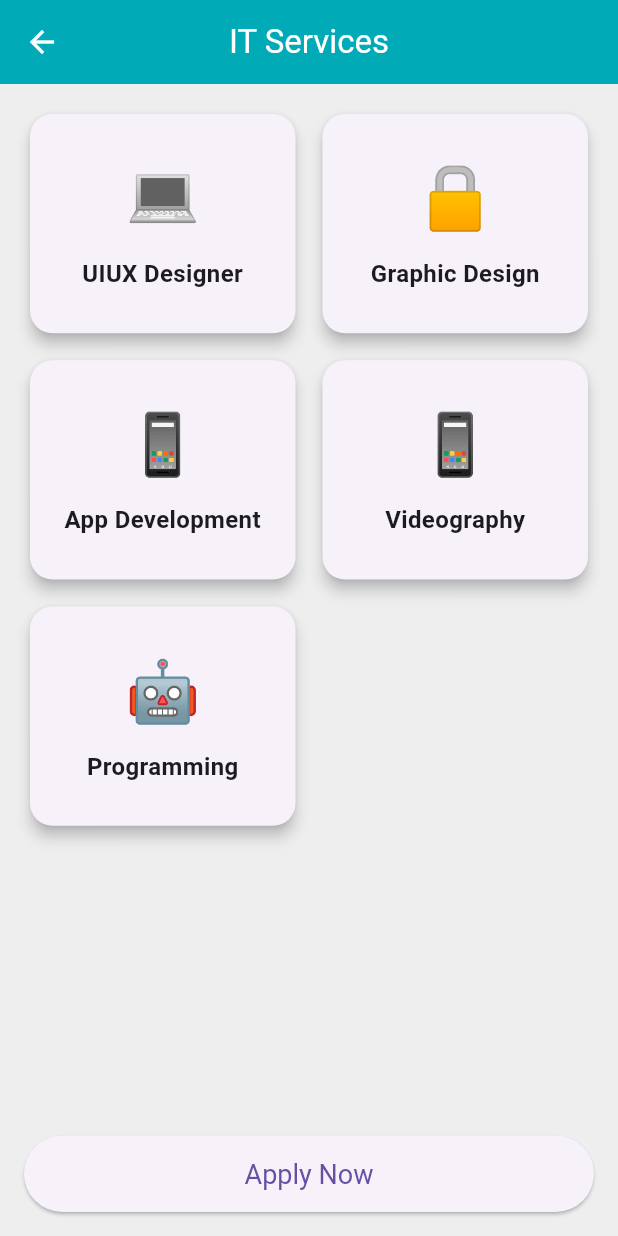
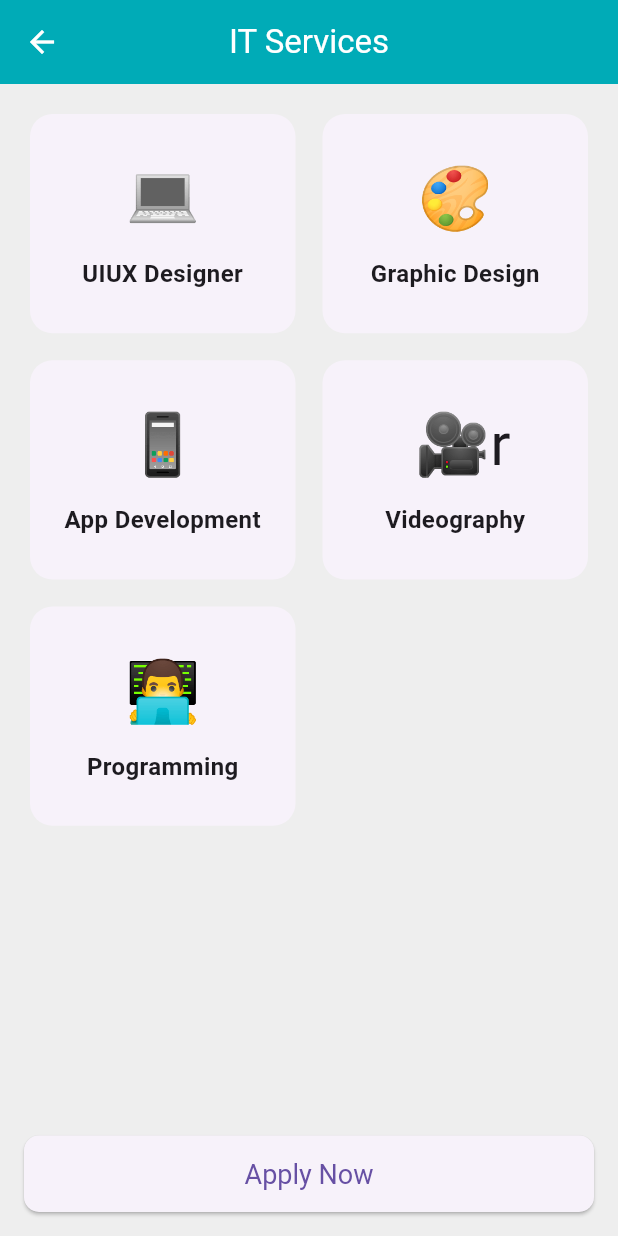
Before and after one commit to syam9/namecard, a Flutter app: the screen it shows after launch, after a tap on "IT Services", on a phone screen of 412 x 824 dp. Run offline on Flutter 3.47's test engine with Material 3 defaults, Android fonts, the phone set to English and light mode, and no system bars; our stand-ins replace animate_do, share_plus; missing offline and left inert: dart:html; network calls fail.

Commit message:
update 32

```diff
--- a/lib/drawer.dart
+++ b/lib/drawer.dart
@@ -28,7 +28,7 @@ class DrawerWidget extends StatelessWidget {
 
           ListTile(
             title: Text(
-              "Services",
+              "Past Projects",
               style: TextStyle(
                 fontSize: 18,
                 fontWeight: FontWeight.bold,
--- a/lib/pages/itservicesPage.dart
+++ b/lib/pages/itservicesPage.dart
@@ -3,10 +3,10 @@ import 'package:flutter/material.dart';
 class ITServicesPage extends StatelessWidget {
   final List<Map<String, String>> services = [
     {"title": "UIUX Designer", "icon": "💻"},
-    {"title": "Graphic Design", "icon": "🔒"},
+    {"title": "Graphic Design", "icon": "🎨"},
     {"title": "App Development", "icon": "📱"},
-    {"title": "Videography", "icon": "📱"},
-    {"title": "Programming", "icon": "🤖"},
+    {"title": "Videography", "icon": " 🎥r"},
+    {"title": "Programming", "icon": "👨‍💻"},
   ];
 
   void _applyNow(BuildContext context) {
@@ -39,7 +39,7 @@ class ITServicesPage extends StatelessWidget {
                   return Card(
                     shape: RoundedRectangleBorder(
                         borderRadius: BorderRadius.circular(15)),
-                    elevation: 4,
+                    elevation: 0,
                     child: InkWell(
                       onTap: () {
                         ScaffoldMessenger.of(context).showSnackBar(
@@ -75,6 +75,9 @@ class ITServicesPage extends StatelessWidget {
               child: ElevatedButton(
                 onPressed: () => _applyNow(context),
                 style: ElevatedButton.styleFrom(
+                  shape: RoundedRectangleBorder(
+                    borderRadius: BorderRadius.circular(10),
+                  ),
                   padding: EdgeInsets.symmetric(vertical: 15, horizontal: 50),
                   textStyle: TextStyle(fontSize: 18),
                 ),
```
Also changed, not shown: 4 other files.
